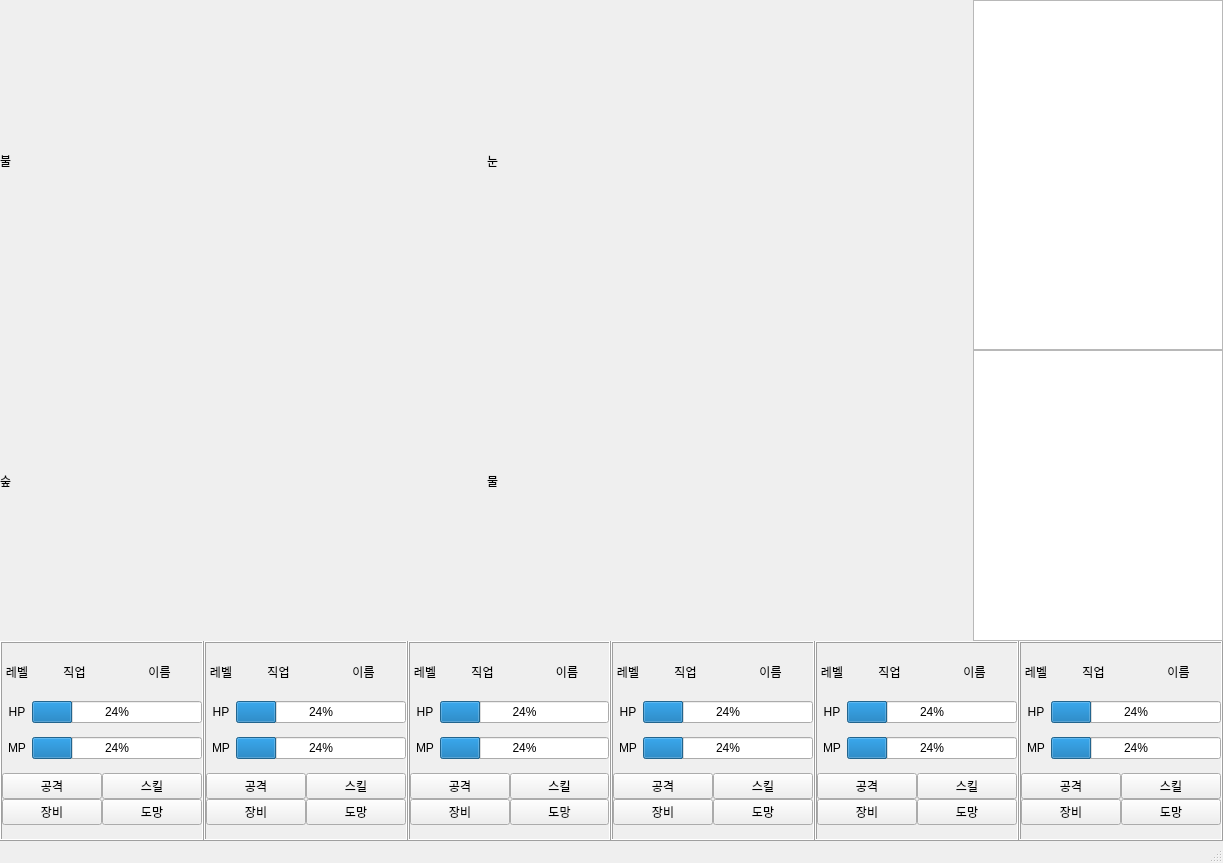
Qt form ui_src/main_frame.ui (GOJUYANG/P_DobisProject) before a commit.
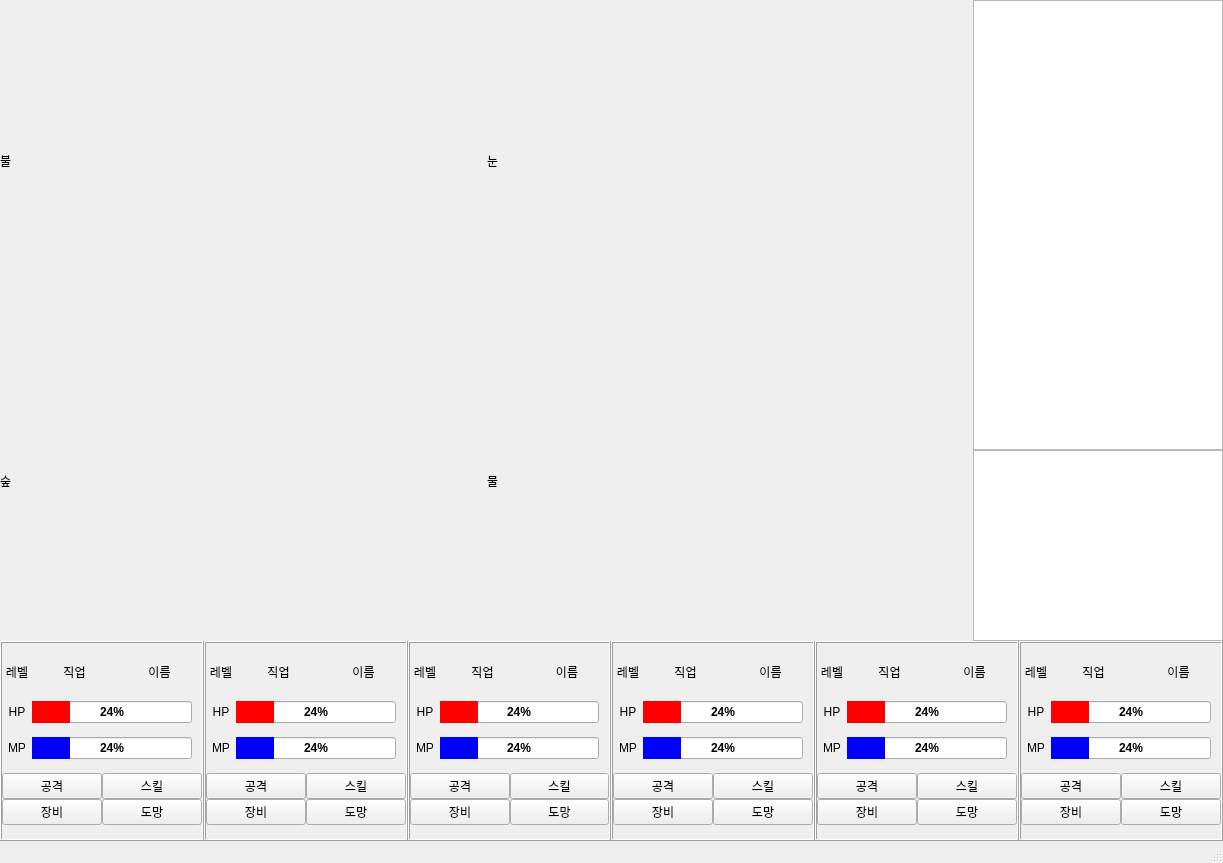
The same form after that commit.

Patch:
```diff
--- a/ui_src/main_frame.ui
+++ b/ui_src/main_frame.ui
@@ -108,48 +108,6 @@
       </item>
      </layout>
     </item>
-    <item row="0" column="1">
-     <layout class="QVBoxLayout" name="verticalLayout">
-      <property name="spacing">
-       <number>0</number>
-      </property>
-      <property name="sizeConstraint">
-       <enum>QLayout::SetFixedSize</enum>
-      </property>
-      <item>
-       <widget class="QListWidget" name="list_item">
-        <property name="minimumSize">
-         <size>
-          <width>0</width>
-          <height>350</height>
-         </size>
-        </property>
-        <property name="maximumSize">
-         <size>
-          <width>250</width>
-          <height>16777215</height>
-         </size>
-        </property>
-       </widget>
-      </item>
-      <item>
-       <widget class="QListWidget" name="list_log">
-        <property name="minimumSize">
-         <size>
-          <width>0</width>
-          <height>150</height>
-         </size>
-        </property>
-        <property name="maximumSize">
-         <size>
-          <width>250</width>
-          <height>16777215</height>
-         </size>
-        </property>
-       </widget>
-      </item>
-     </layout>
-    </item>
     <item row="1" column="0" colspan="2">
      <layout class="QHBoxLayout" name="horizontalLayout">
       <property name="spacing">
@@ -202,6 +160,9 @@
            <property name="spacing">
             <number>0</number>
            </property>
+           <property name="rightMargin">
+            <number>10</number>
+           </property>
            <item>
             <widget class="QLabel" name="mp_1">
              <property name="sizePolicy">
@@ -229,6 +190,11 @@
            </item>
            <item>
             <widget class="QProgressBar" name="mp_job_1">
+             <property name="styleSheet">
+              <string notr="true">QProgressBar{text-align:center;font-weight:bold;}
+QProgressBar::chunk {background-color: rgb(0, 0, 255);}
+</string>
+             </property>
              <property name="value">
               <number>24</number>
              </property>
@@ -247,6 +213,9 @@
            <property name="spacing">
             <number>0</number>
            </property>
+           <property name="rightMargin">
+            <number>10</number>
+           </property>
            <item>
             <widget class="QLabel" name="hp_1">
              <property name="sizePolicy">
@@ -274,6 +243,12 @@
            </item>
            <item>
             <widget class="QProgressBar" name="hp_job_1">
+             <property name="styleSheet">
+              <string notr="true">QProgressBar{text-align:center;font-weight:bold;}
+
+QProgressBar::chunk {background-color: #FF0000;}
+</string>
+             </property>
              <property name="value">
               <number>24</number>
              </property>
@@ -433,6 +408,9 @@
            <property name="spacing">
             <number>0</number>
            </property>
+           <property name="rightMargin">
+            <number>10</number>
+           </property>
            <item>
             <widget class="QLabel" name="mp_2">
              <property name="sizePolicy">
@@ -460,6 +438,11 @@
            </item>
            <item>
             <widget class="QProgressBar" name="mp_job_2">
+             <property name="styleSheet">
+              <string notr="true">QProgressBar{text-align:center;font-weight:bold;}
+QProgressBar::chunk {background-color: rgb(0, 0, 255);}
+</string>
+             </property>
              <property name="value">
               <number>24</number>
              </property>
@@ -478,6 +461,9 @@
            <property name="spacing">
             <number>0</number>
            </property>
+           <property name="rightMargin">
+            <number>10</number>
+           </property>
            <item>
             <widget class="QLabel" name="hp_2">
              <property name="sizePolicy">
@@ -505,6 +491,12 @@
            </item>
            <item>
             <widget class="QProgressBar" name="hp_job_2">
+             <property name="styleSheet">
+              <string notr="true">QProgressBar{text-align:center;font-weight:bold;}
+
+QProgressBar::chunk {background-color: #FF0000;}
+</string>
+             </property>
              <property name="value">
               <number>24</number>
              </property>
@@ -664,6 +656,9 @@
            <property name="spacing">
             <number>0</number>
            </property>
+           <property name="rightMargin">
+            <number>10</number>
+           </property>
            <item>
             <widget class="QLabel" name="mp_3">
              <property name="sizePolicy">
@@ -691,6 +686,11 @@
            </item>
            <item>
             <widget class="QProgressBar" name="mp_job_3">
+             <property name="styleSheet">
+              <string notr="true">QProgressBar{text-align:center;font-weight:bold;}
+QProgressBar::chunk {background-color: rgb(0, 0, 255);}
+</string>
+             </property>
              <property name="value">
               <number>24</number>
              </property>
@@ -709,6 +709,9 @@
            <property name="spacing">
             <number>0</number>
            </property>
+           <property name="rightMargin">
+            <number>10</number>
+           </property>
            <item>
             <widget class="QLabel" name="hp_3">
              <property name="sizePolicy">
@@ -736,6 +739,12 @@
            </item>
            <item>
             <widget class="QProgressBar" name="hp_job_3">
+             <property name="styleSheet">
+              <string notr="true">QProgressBar{text-align:center;font-weight:bold;}
+
+QProgressBar::chunk {background-color: #FF0000;}
+</string>
+             </property>
              <property name="value">
               <number>24</number>
              </property>
@@ -895,6 +904,9 @@
            <property name="spacing">
             <number>0</number>
            </property>
+           <property name="rightMargin">
+            <number>10</number>
+           </property>
            <item>
             <widget class="QLabel" name="hp_4">
              <property name="sizePolicy">
@@ -922,6 +934,12 @@
            </item>
            <item>
             <widget class="QProgressBar" name="hp_job_4">
+             <property name="styleSheet">
+              <string notr="true">QProgressBar{text-align:center;font-weight:bold;}
+
+QProgressBar::chunk {background-color: #FF0000;}
+</string>
+             </property>
              <property name="value">
               <number>24</number>
              </property>
@@ -1036,6 +1054,9 @@
            <property name="spacing">
             <number>0</number>
            </property>
+           <property name="rightMargin">
+            <number>10</number>
+           </property>
            <item>
             <widget class="QLabel" name="mp_4">
              <property name="sizePolicy">
@@ -1063,6 +1084,11 @@
            </item>
            <item>
             <widget class="QProgressBar" name="mp_job_4">
+             <property name="styleSheet">
+              <string notr="true">QProgressBar{text-align:center;font-weight:bold;}
+QProgressBar::chunk {background-color: rgb(0, 0, 255);}
+</string>
+             </property>
              <property name="value">
               <number>24</number>
              </property>
@@ -1126,6 +1152,9 @@
            <property name="spacing">
             <number>0</number>
            </property>
+           <property name="rightMargin">
+            <number>10</number>
+           </property>
            <item>
             <widget class="QLabel" name="mp_5">
              <property name="sizePolicy">
@@ -1153,6 +1182,11 @@
            </item>
            <item>
             <widget class="QProgressBar" name="mp_job_5">
+             <property name="styleSheet">
+              <string notr="true">QProgressBar{text-align:center;font-weight:bold;}
+QProgressBar::chunk {background-color: rgb(0, 0, 255);}
+</string>
+             </property>
              <property name="value">
               <number>24</number>
              </property>
@@ -1171,6 +1205,9 @@
            <property name="spacing">
             <number>0</number>
            </property>
+           <property name="rightMargin">
+            <number>10</number>
+           </property>
            <item>
             <widget class="QLabel" name="hp_5">
              <property name="sizePolicy">
@@ -1198,6 +1235,12 @@
            </item>
            <item>
             <widget class="QProgressBar" name="hp_job_5">
+             <property name="styleSheet">
+              <string notr="true">QProgressBar{text-align:center;font-weight:bold;}
+
+QProgressBar::chunk {background-color: #FF0000;}
+</string>
+             </property>
              <property name="value">
               <number>24</number>
              </property>
@@ -1357,6 +1400,9 @@
            <property name="spacing">
             <number>0</number>
            </property>
+           <property name="rightMargin">
+            <number>10</number>
+           </property>
            <item>
             <widget class="QLabel" name="mp_6">
              <property name="sizePolicy">
@@ -1384,6 +1430,11 @@
            </item>
            <item>
             <widget class="QProgressBar" name="mp_job_6">
+             <property name="styleSheet">
+              <string notr="true">QProgressBar{text-align:center;font-weight:bold;}
+QProgressBar::chunk {background-color: rgb(0, 0, 255);}
+</string>
+             </property>
              <property name="value">
               <number>24</number>
              </property>
@@ -1402,6 +1453,9 @@
            <property name="spacing">
             <number>0</number>
            </property>
+           <property name="rightMargin">
+            <number>10</number>
+           </property>
            <item>
             <widget class="QLabel" name="hp_6">
              <property name="sizePolicy">
@@ -1429,6 +1483,12 @@
            </item>
            <item>
             <widget class="QProgressBar" name="hp_job_6">
+             <property name="styleSheet">
+              <string notr="true">QProgressBar{text-align:center;font-weight:bold;}
+
+QProgressBar::chunk {background-color: #FF0000;}
+</string>
+             </property>
              <property name="value">
               <number>24</number>
              </property>
@@ -1543,6 +1603,120 @@
       </item>
      </layout>
     </item>
+    <item row="0" column="1">
+     <layout class="QVBoxLayout" name="verticalLayout">
+      <property name="spacing">
+       <number>0</number>
+      </property>
+      <property name="sizeConstraint">
+       <enum>QLayout::SetFixedSize</enum>
+      </property>
+      <item>
+       <widget class="QStackedWidget" name="stack_item">
+        <property name="sizePolicy">
+         <sizepolicy hsizetype="Expanding" vsizetype="Expanding">
+          <horstretch>0</horstretch>
+          <verstretch>0</verstretch>
+         </sizepolicy>
+        </property>
+        <property name="minimumSize">
+         <size>
+          <width>0</width>
+          <height>450</height>
+         </size>
+        </property>
+        <property name="maximumSize">
+         <size>
+          <width>250</width>
+          <height>16777215</height>
+         </size>
+        </property>
+        <property name="lineWidth">
+         <number>0</number>
+        </property>
+        <property name="currentIndex">
+         <number>0</number>
+        </property>
+        <widget class="QWidget" name="page">
+         <layout class="QHBoxLayout" name="horizontalLayout_21">
+          <property name="spacing">
+           <number>0</number>
+          </property>
+          <property name="leftMargin">
+           <number>0</number>
+          </property>
+          <property name="topMargin">
+           <number>0</number>
+          </property>
+          <property name="rightMargin">
+           <number>0</number>
+          </property>
+          <property name="bottomMargin">
+           <number>0</number>
+          </property>
+          <item>
+           <widget class="QTableWidget" name="table_item">
+            <property name="iconSize">
+             <size>
+              <width>100</width>
+              <height>100</height>
+             </size>
+            </property>
+            <property name="gridStyle">
+             <enum>Qt::NoPen</enum>
+            </property>
+            <property name="columnCount">
+             <number>0</number>
+            </property>
+            <attribute name="horizontalHeaderVisible">
+             <bool>false</bool>
+            </attribute>
+            <attribute name="verticalHeaderVisible">
+             <bool>false</bool>
+            </attribute>
+           </widget>
+          </item>
+         </layout>
+        </widget>
+        <widget class="QWidget" name="page_2">
+         <layout class="QHBoxLayout" name="horizontalLayout_20">
+          <property name="spacing">
+           <number>0</number>
+          </property>
+          <property name="topMargin">
+           <number>0</number>
+          </property>
+          <property name="rightMargin">
+           <number>0</number>
+          </property>
+          <property name="bottomMargin">
+           <number>0</number>
+          </property>
+          <item>
+           <widget class="QTableWidget" name="tableWidget"/>
+          </item>
+         </layout>
+        </widget>
+       </widget>
+      </item>
+      <item>
+       <widget class="QListWidget" name="list_log">
+        <property name="minimumSize">
+         <size>
+          <width>0</width>
+          <height>150</height>
+         </size>
+        </property>
+        <property name="maximumSize">
+         <size>
+          <width>250</width>
+          <height>16777215</height>
+         </size>
+        </property>
+       </widget>
+      </item>
+     </layout>
+    </item>
    </layout>
   </widget>
   <widget class="QMenuBar" name="menubar">
```
Left out of the diff: 40 changed lines with no effect on the pictures.
